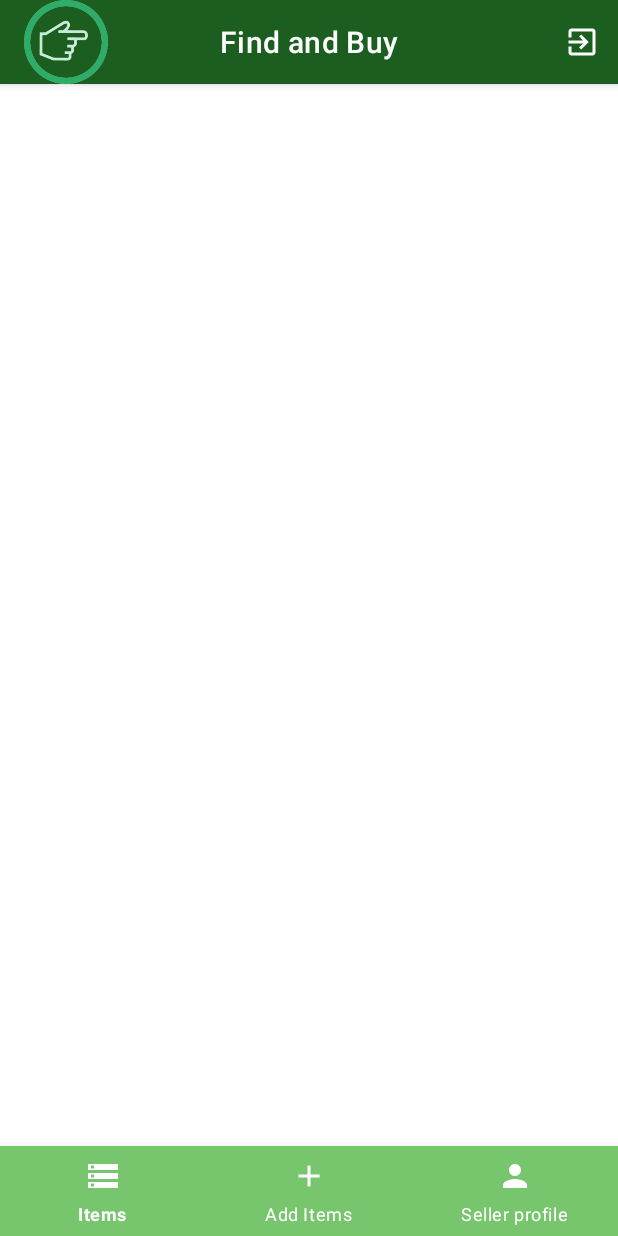
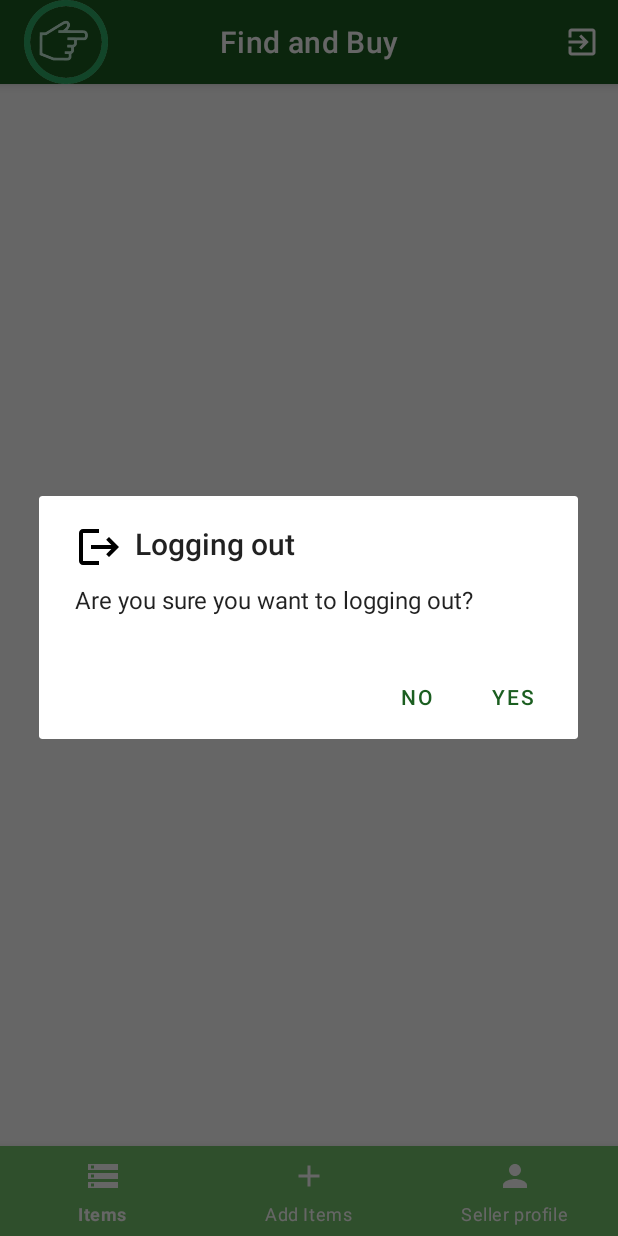
Before and after one commit to trminhnam/cs426-mobile-development-ecomerce, an Android app: the SellerMainActivity screen opened directly, with no data from a screen before it, after a tap on "Cart", on a phone screen of 412 x 824 dp. Run offline under Robolectric (Android 15) with nearby library versions, the phone set to English and light mode, and no system bars; our stand-ins replace Firebase (no records; nobody signed in at launch, a user with empty details on screens opened directly), Picasso; pictures from the network do not load.

Commit message:
Update SellerMainActivity.java

```diff
--- a/app/src/main/java/com/example/findandbuy/seller/SellerMainActivity.java
+++ b/app/src/main/java/com/example/findandbuy/seller/SellerMainActivity.java
@@ -1,16 +1,20 @@
 package com.example.findandbuy.seller;
 
 import androidx.annotation.NonNull;
+import androidx.appcompat.app.AlertDialog;
 import androidx.appcompat.app.AppCompatActivity;
+import androidx.appcompat.widget.Toolbar;
 import androidx.coordinatorlayout.widget.CoordinatorLayout;
 import androidx.fragment.app.Fragment;
 import androidx.fragment.app.FragmentTransaction;
 
+import android.content.DialogInterface;
 import android.content.Intent;
 import android.os.Bundle;
 import android.util.Log;
 import android.view.MenuItem;
 import android.view.View;
+import android.widget.Button;
 import android.widget.ImageButton;
 import android.widget.Toast;
 
@@ -28,6 +32,7 @@ import com.example.findandbuy.navigation.BottomNavigationBehavior;
 import com.example.findandbuy.user.UserMainActivity;
 import com.google.android.gms.tasks.OnFailureListener;
 import com.google.android.gms.tasks.OnSuccessListener;
+import com.google.android.material.appbar.MaterialToolbar;
 import com.google.android.material.bottomnavigation.BottomNavigationView;
 import com.google.android.material.navigation.NavigationBarView;
 import com.google.firebase.auth.FirebaseAuth;
@@ -43,6 +48,8 @@ public class SellerMainActivity extends AppCompatActivity {
 
     private static Fragment fragment = null;
 
+    private MaterialToolbar toolbar;
+
     private FirebaseAuth firebaseAuth;
 
     @Override
@@ -56,6 +63,9 @@ public class SellerMainActivity extends AppCompatActivity {
                     .add(R.id.seller_frame_container, SellerItemListFragment.class, null)
                     .commit();
         }
+
+        // set toolbar
+        initToolbar();
 
         BottomNavigationView navigation = (BottomNavigationView) findViewById(R.id.seller_navigation);
         CoordinatorLayout.LayoutParams layoutParams = (CoordinatorLayout.LayoutParams) navigation.getLayoutParams();
@@ -124,6 +134,29 @@ public class SellerMainActivity extends AppCompatActivity {
         });
     }
 
+    private void initToolbar() {
+        toolbar = (MaterialToolbar) findViewById(R.id.topAppBar);
+        toolbar.setOnMenuItemClickListener(new Toolbar.OnMenuItemClickListener() {
+            @Override
+            public boolean onMenuItemClick(MenuItem item) {
+                if (item.getItemId() == R.id.logoutBtn){
+                    //Add logout here
+                    new AlertDialog.Builder(SellerMainActivity.this).setIcon(R.drawable.ic_logout_black)
+                            .setTitle("Logging out").setMessage("Are you sure you want to logging out?")
+                            .setPositiveButton("Yes", new DialogInterface.OnClickListener() {
+                                @Override
+                                public void onClick(DialogInterface dialog, int which) {
+                                    logOutSeller();
+                                    Toast.makeText(SellerMainActivity.this, "Logged out",Toast.LENGTH_SHORT).show();
+                                }
+                            }).setNegativeButton("No", null).show();
+                    return true;
+                }
+                return false;
+            }
+        });
+    }
+
     private void switchFragment(int index) {
         FragmentTransaction transaction = getSupportFragmentManager().beginTransaction();
         transaction.replace(R.id.seller_frame_container, getCurrentFragment(index));
```
